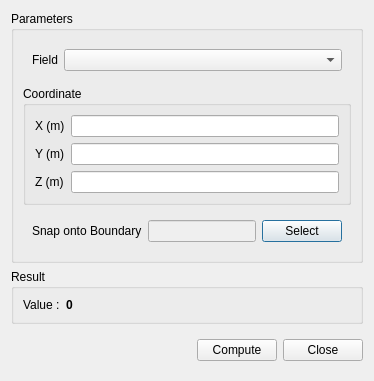
This is baramFlow/view/results/reports/point_report_dialog.ui in nextfoam/baram as Qt 5 draws it before an edit. The edited form follows.
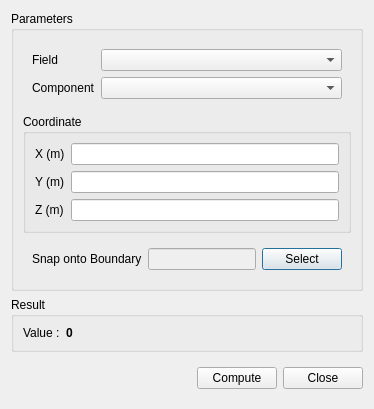
This is the edited form. Custom widgets are drawn as their Qt base class.

Diff of the .ui file:
```diff
--- a/baramFlow/view/results/reports/point_report_dialog.ui
+++ b/baramFlow/view/results/reports/point_report_dialog.ui
@@ -7,7 +7,7 @@
     <x>0</x>
     <y>0</y>
     <width>374</width>
-    <height>368</height>
+    <height>400</height>
    </rect>
   </property>
   <property name="windowTitle">
@@ -33,6 +33,16 @@
          <item row="0" column="1">
           <widget class="QComboBox" name="field"/>
          </item>
+         <item row="1" column="0">
+          <widget class="QLabel" name="label_7">
+           <property name="text">
+            <string>Component</string>
+           </property>
+          </widget>
+         </item>
+         <item row="1" column="1">
+          <widget class="VectorComponentComboBox" name="fieldComponent"/>
+         </item>
         </layout>
        </widget>
       </item>
@@ -195,6 +205,13 @@
    </item>
   </layout>
  </widget>
+ <customwidgets>
+  <customwidget>
+   <class>VectorComponentComboBox</class>
+   <extends>QComboBox</extends>
+   <header>baramFlow.view.widgets.vector_component_combo_box</header>
+  </customwidget>
+ </customwidgets>
  <resources/>
  <connections>
   <connection>
```
Left out of the diff: 2 changed lines with no effect on the pictures.
